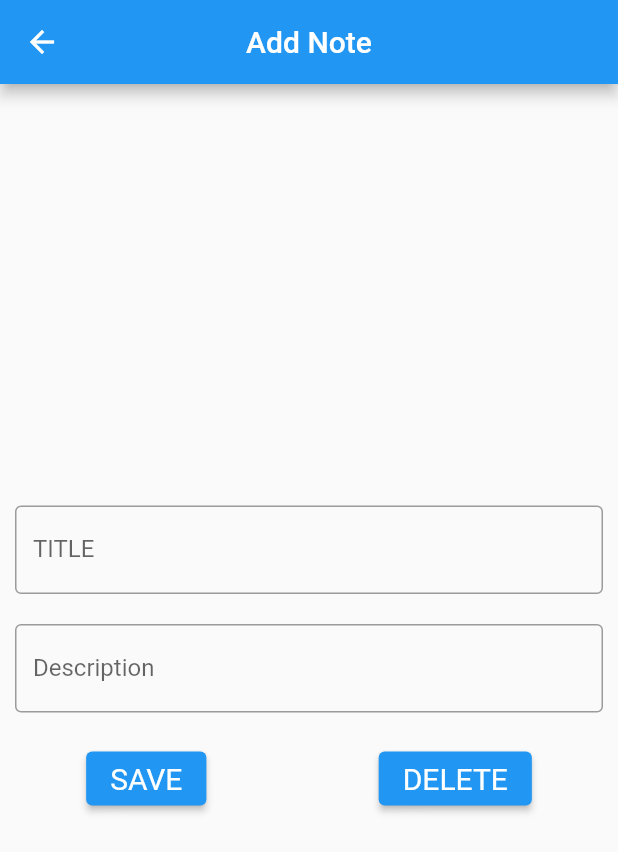
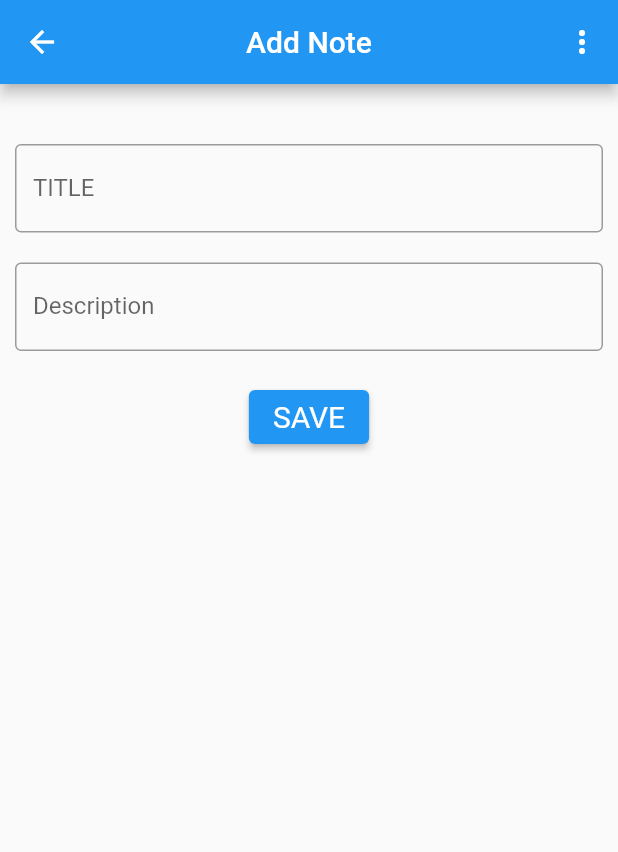
Before and after one commit to nikraj248/Notes_demo, a Flutter app: the screen it shows after launch, after a tap on the "add" icon, on a phone screen of 412 x 824 dp. Shown: the top 852 px of the screen. Run offline on Flutter 3.47's test engine with Material 2 defaults, Android fonts, the phone set to English and light mode, and no system bars; our stand-ins replace sliding_sheet, sqflite; accounts and stored records are empty.

Commit message:
fixed title-textField, shifted delete button to three dot pop menu, adjusted alignment of note contents and fixed bottom overflow problem when large text in textfield

```diff
--- a/lib/pages/note_desc.dart
+++ b/lib/pages/note_desc.dart
@@ -2,6 +2,7 @@ import 'package:flutter/material.dart';
 import 'package:notes_demo/models/noteModel.dart';
 import 'package:notes_demo/utils/database_helper.dart';
 import 'package:intl/intl.dart';
+
 
 class NoteDetail extends StatefulWidget {
 
@@ -40,14 +41,36 @@ class _NoteDetailState extends State<NoteDetail> {
         leading: IconButton(icon: Icon(Icons.arrow_back),onPressed: (){
           moveToLastScreen();
         },),
+        actions: <Widget>[
+          PopupMenuButton(
+            // add icon, by default "3 dot" icon
+            // icon: Icon(Icons.book)
+              itemBuilder: (context){
+                return [
+                  PopupMenuItem<int>(
+                    value: 0,
+                    child: Text("Delete Note"),
                   ),
-      body: Container(
-        padding: const EdgeInsets.all(10),
+                ];
+              },
+              onSelected:(value){
+                if(value == 0){
+                  _delete();
+                }
+              }
+          ),
+        ],
+      ),
+      body: SingleChildScrollView(
+        child: Center(
+          child: Container(
+            padding: const EdgeInsets.only(top: 40,left: 10,right: 10,bottom: 20),
             child: Column(
               mainAxisAlignment: MainAxisAlignment.center,
               children: <Widget>[
                 TextField(
                   controller: titleController,
+                  maxLines: null,
                   onChanged: (value){
                     updateTitle();
                   },
@@ -80,16 +103,18 @@ class _NoteDetailState extends State<NoteDetail> {
                       _save();
                     }, child: Text("SAVE"),
                     style: ElevatedButton.styleFrom(textStyle: const TextStyle(fontSize: 20)),),
+                    //
+                    // const SizedBox(width: 20,),
 
-                const SizedBox(width: 20,),
-
-                ElevatedButton(onPressed: (){
-                  _delete();
-                }, child: Text("DELETE"),
-                  style: ElevatedButton.styleFrom(textStyle: const TextStyle(fontSize: 20)),),
+                    // ElevatedButton(onPressed: (){
+                    //   _delete();
+                    // }, child: Text("DELETE"),
+                    //   style: ElevatedButton.styleFrom(textStyle: const TextStyle(fontSize: 20)),),
                   ],
                 )
               ],
+            ),
+          ),
         ),
       ),
     );
--- a/lib/pages/notes.dart
+++ b/lib/pages/notes.dart
@@ -64,7 +64,7 @@ class _NotesListState extends State<NotesList> {
                             child: Column(
                               mainAxisAlignment: MainAxisAlignment.center,
                               children: <Widget>[
-                                Text(noteList![index].title,style: const TextStyle(fontWeight: FontWeight.w900,fontSize: 20,color: Colors.black),maxLines: 1,overflow: TextOverflow.ellipsis,),
+                                Text(noteList![index].title,textAlign: TextAlign.center,style: const TextStyle(fontWeight: FontWeight.w900,fontSize: 20,color: Colors.black),maxLines: 1,overflow: TextOverflow.ellipsis,),
                                 const SizedBox(height: 5,),
                                 Text(noteList![index].date,style: const TextStyle(fontWeight: FontWeight.w600,fontSize: 10,color: Colors.black54),),
                                 const SizedBox(height: 20,),
```
Lines whose indentation alone changed are shown as unchanged.
